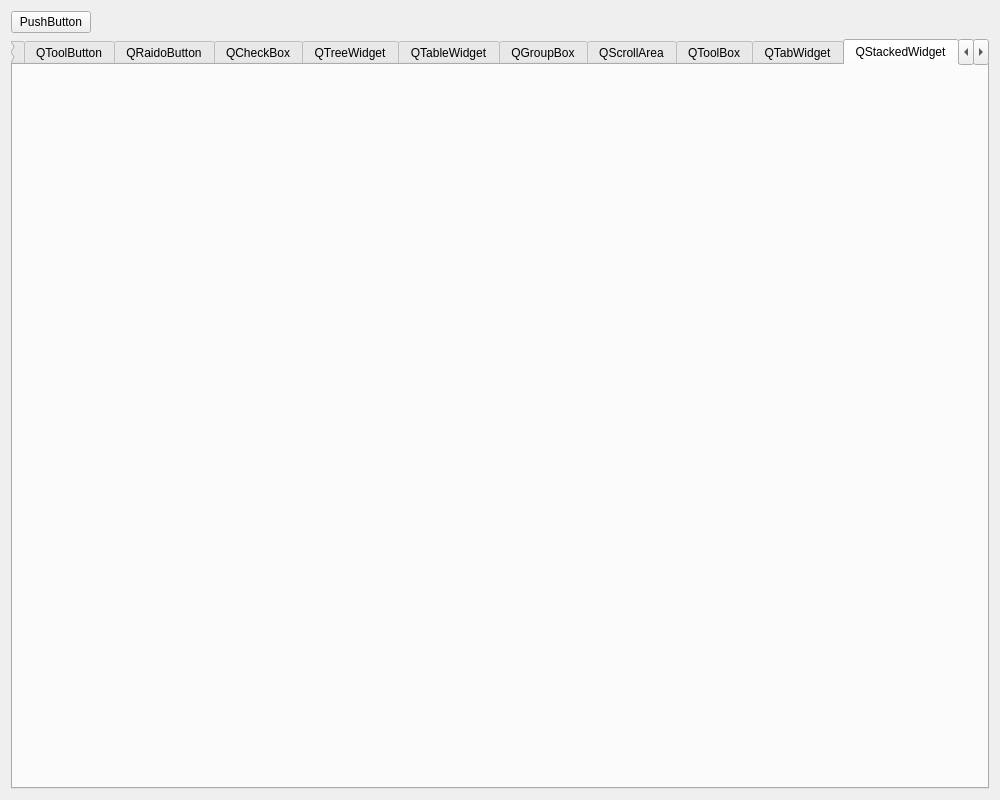
First picture: the form in src/UI_AlphaStyleSheetDemo/MainWidget.ui, repository baulhpthiag/AlphaQtDemo, before the edit.
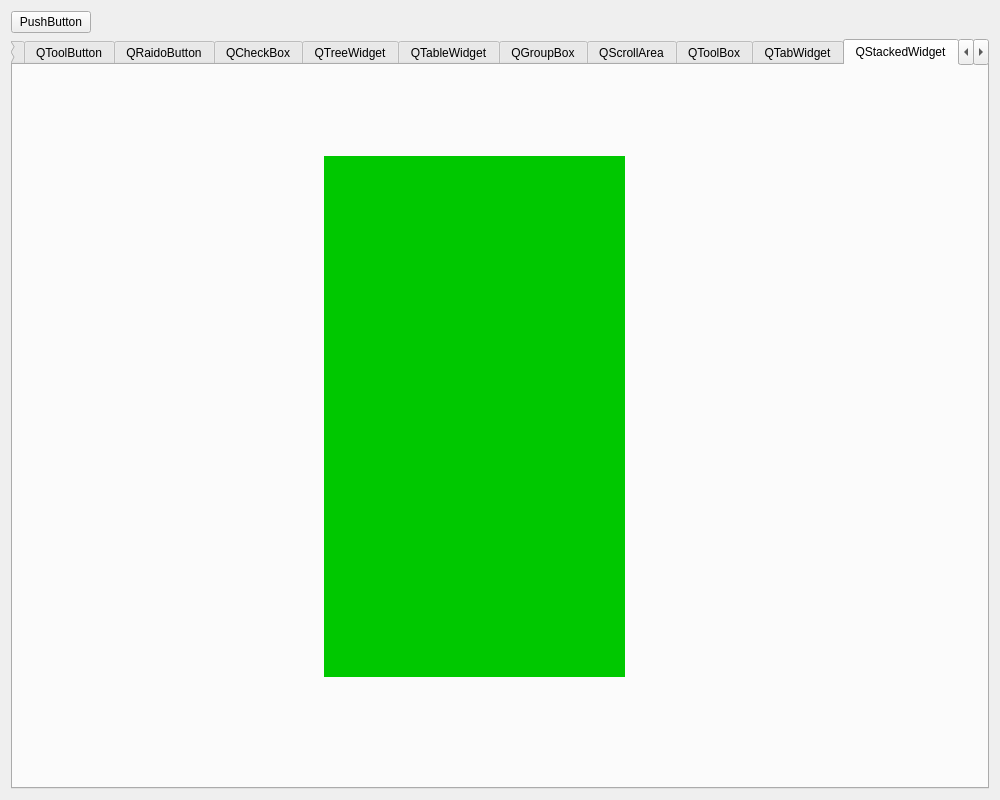
Second picture: the form after the edit. The open tabs and pages were chosen to show the change.

```diff
--- a/src/UI_AlphaStyleSheetDemo/MainWidget.ui
+++ b/src/UI_AlphaStyleSheetDemo/MainWidget.ui
@@ -548,10 +548,25 @@
          <item row="0" column="0">
           <widget class="QStackedWidget" name="stackedWidget">
            <property name="currentIndex">
-            <number>1</number>
+            <number>2</number>
            </property>
            <widget class="QWidget" name="page_3"/>
            <widget class="QWidget" name="page_4"/>
+           <widget class="QWidget" name="page_5">
+            <widget class="QWidget" name="widget" native="true">
+             <property name="geometry">
+              <rect>
+               <x>300</x>
+               <y>80</y>
+               <width>301</width>
+               <height>521</height>
+              </rect>
+             </property>
+             <property name="styleSheet">
+              <string notr="true">background-color:rgb(0,200,0);</string>
+             </property>
+            </widget>
+           </widget>
           </widget>
          </item>
         </layout>
```
Left out of the diff: 22 changed lines with no effect on the pictures.
